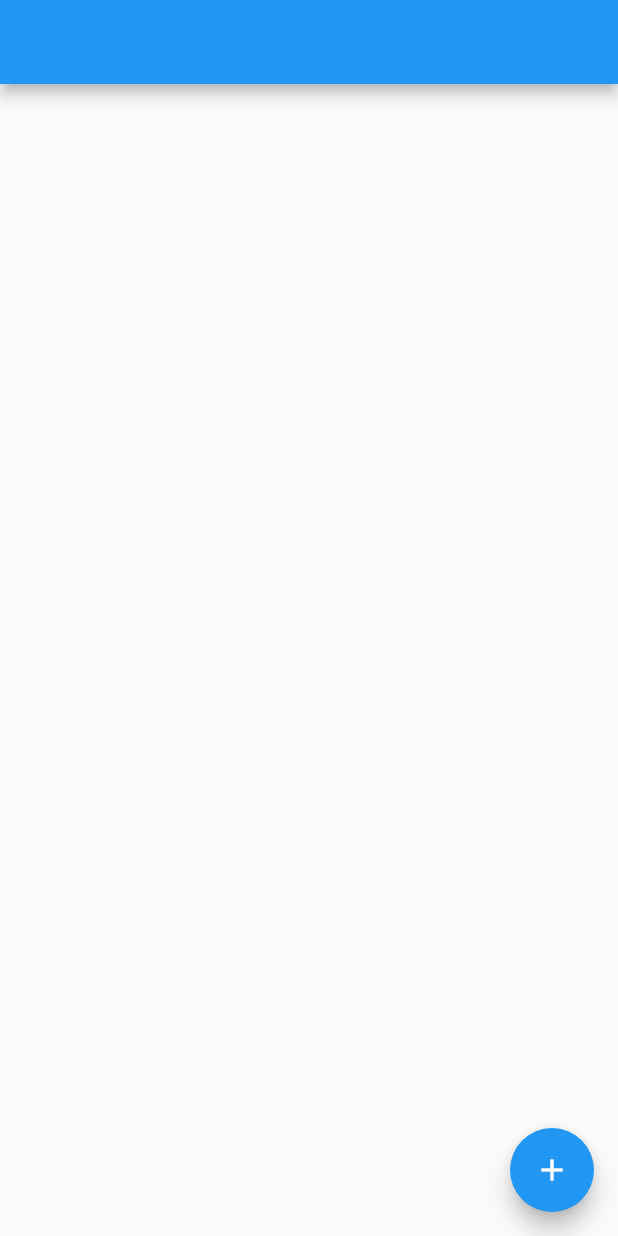
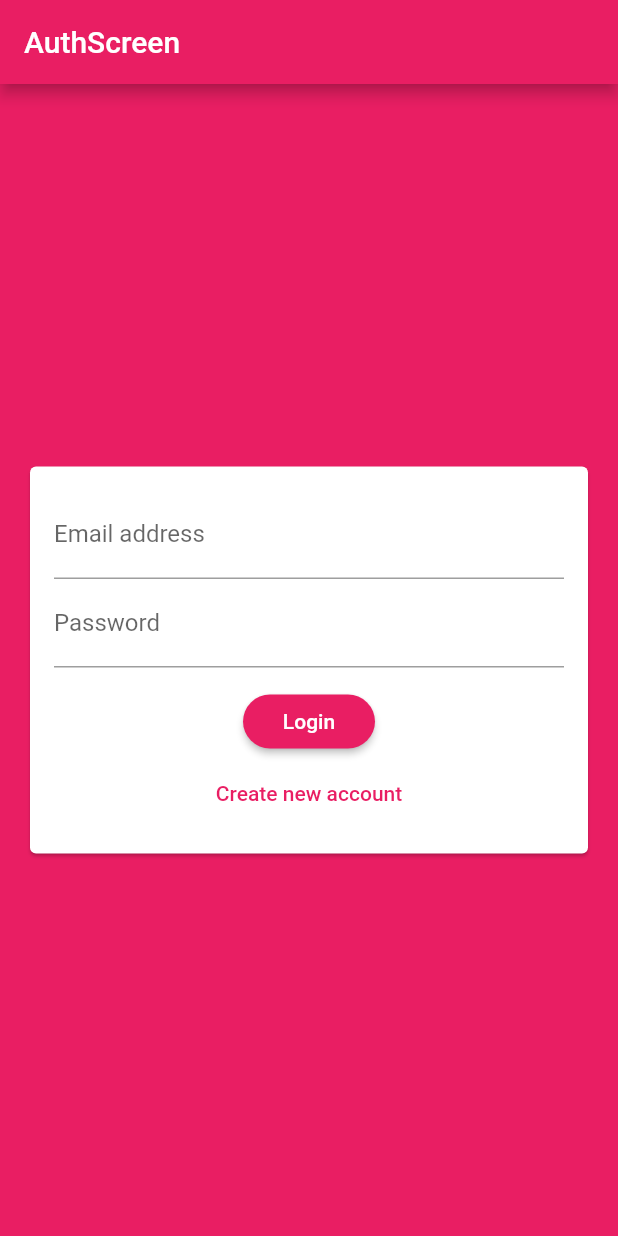
Before and after one commit to TomekLesniak/ChatApp, a Flutter app: the screen it shows after launch, on a phone screen of 412 x 824 dp. Run offline on Flutter 3.47's test engine with Material 2 defaults, Android fonts, the phone set to English and light mode, and no system bars; our stand-ins replace cloud_firestore; accounts and stored records are empty.

Commit message:
Authentication form & validation

```diff
--- a/lib/main.dart
+++ b/lib/main.dart
@@ -1,5 +1,6 @@
 import 'package:flutter/material.dart';
 import './screens/chat_screen.dart';
+import './screens/auth_screen.dart';
 
 void main() {
   runApp(MyApp());
@@ -12,10 +13,18 @@ class MyApp extends StatelessWidget {
     return MaterialApp(
       title: 'Flutter Chat',
       theme: ThemeData(
-        primarySwatch: Colors.blue,
+        primarySwatch: Colors.pink,
         visualDensity: VisualDensity.adaptivePlatformDensity,
+        backgroundColor: Colors.pink,
+        accentColor: Colors.deepPurple,
+        accentColorBrightness: Brightness.dark,
+        buttonTheme: ButtonTheme.of(context).copyWith(
+          buttonColor: Colors.pink,
+          textTheme: ButtonTextTheme.primary,
+          shape: RoundedRectangleBorder(borderRadius: BorderRadius.circular(20))
+        ),
       ),
-      home: ChatScreen(),
+      home: AuthScreen(),
     );
   }
 }
--- a/lib/screens/auth_screen.dart
+++ b/lib/screens/auth_screen.dart
@@ -0,0 +1,21 @@
+import 'package:flutter/material.dart';
+
+import '../widgets/auth/auth_form.dart';
+
+class AuthScreen extends StatefulWidget {
+  @override
+  _AuthScreenState createState() => _AuthScreenState();
+}
+
+class _AuthScreenState extends State<AuthScreen> {
+  @override
+  Widget build(BuildContext context) {
+    return Scaffold(
+      backgroundColor: Theme.of(context).primaryColor,
+      appBar: AppBar(
+        title: Text('AuthScreen'),
+      ),
+      body: AuthForm(),
+    );
+  }
+}
--- /dev/null
+++ b/lib/widgets/auth/auth_form.dart
@@ -0,0 +1,109 @@
+import 'package:flutter/material.dart';
+
+class AuthForm extends StatefulWidget {
+  @override
+  _AuthFormState createState() => _AuthFormState();
+}
+
+class _AuthFormState extends State<AuthForm> {
+  final _formKey = GlobalKey<FormState>();
+  var _isLogin = true;
+  var _userEmail = '';
+  var _userName = '';
+  var _userPassword = '';
+
+  void _trySubmit() {
+    if (_formKey.currentState.validate()) {
+      FocusScope.of(context).unfocus();
+      _formKey.currentState.save();
+
+      print(_userEmail);
+      print(_userName);
+      print(_userPassword);
+
+      //Send requqest
+    }
+  }
+
+  @override
+  Widget build(BuildContext context) {
+    return Center(
+      child: Card(
+        margin: EdgeInsets.all(20),
+        child: SingleChildScrollView(
+          child: Padding(
+            padding: EdgeInsets.all(16),
+            child: Form(
+              key: _formKey,
+              child: Column(
+                mainAxisSize: MainAxisSize.min,
+                children: [
+                  TextFormField(
+                    key: ValueKey('email'),
+                    keyboardType: TextInputType.emailAddress,
+                    decoration: InputDecoration(
+                      labelText: 'Email address',
+                    ),
+                    validator: (input) {
+                      if (input.isEmpty) return 'Email can not be empty';
+
+                      var isValid = RegExp(
+                              r"^[a-zA-Z0-9.a-zA-Z0-9.!#$%&'*+-/=?^_`{|}~]+@[a-zA-Z0-9]+\.[a-zA-Z]+")
+                          .hasMatch(input);
+                      if (!isValid) return 'Invalid email';
+
+                      return null;
+                    },
+                    onSaved: (value) {
+                      _userEmail = value;
+                    },
+                  ),
+                  if (!_isLogin)
+                    TextFormField(
+                      key: ValueKey('username'),
+                      decoration: InputDecoration(labelText: 'Username'),
+                      validator: (input) {
+                        if (input.length <= 6)
+                          return 'Username must containts at least 6 characters.';
+
+                        return null;
+                      },
+                      onSaved: (value) => _userName = value,
+                    ),
+                  TextFormField(
+                    key: ValueKey('password'),
+                    decoration: InputDecoration(labelText: 'Password'),
+                    obscureText: true,
+                    validator: (input) {
+                      if (input.length < 7)
+                        return 'Password must contains at least 6 character';
+
+                      return null;
+                    },
+                    onSaved: (value) => _userPassword = value,
+                  ),
+                  SizedBox(
+                    height: 12,
+                  ),
+                  RaisedButton(
+                    child: Text(_isLogin ? 'Login' : 'Signup'),
+                    onPressed: _trySubmit,
+                  ),
+                  FlatButton(
+                      onPressed: () {
+                        setState(() {
+                          _isLogin = !_isLogin;
+                        });
+                      },
+                      child: Text(
+                          _isLogin ? 'Create new account' : 'Login instead'),
+                      textColor: Theme.of(context).primaryColor),
+                ],
+              ),
+            ),
+          ),
+        ),
+      ),
+    );
+  }
+}
```
